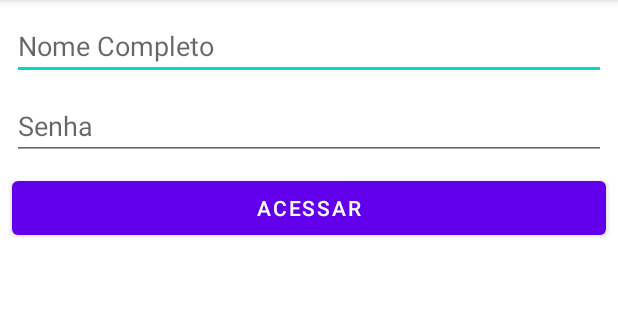
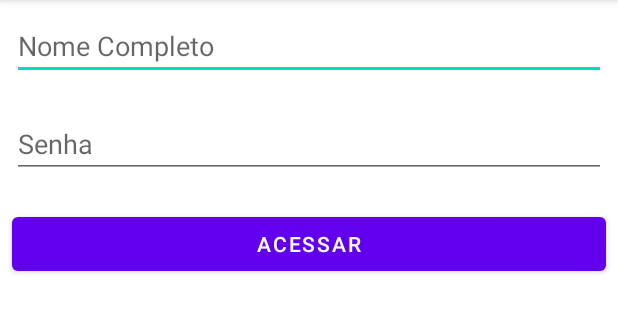
Before and after one commit to PhilippoRodrigues/aulas-android-interface, an Android app: the screen it shows after launch (MainActivity), on a phone screen of 412 x 824 dp, the part 84-417 px from its top. Run offline under Robolectric (Android 15) with nearby library versions, the phone set to English and light mode, and no system bars.

Commit message:
Trafegando valores de um objeto entre Activities

```diff
--- a/app/src/main/res/layout/activity_main.xml
+++ b/app/src/main/res/layout/activity_main.xml
@@ -21,15 +21,15 @@
         app:layout_constraintTop_toTopOf="parent" />
 
     <EditText
-        android:id="@+id/editTextTextUsuarioSenha"
+        android:id="@+id/editTextUsuarioSenha"
         android:layout_width="0dp"
         android:layout_height="wrap_content"
         android:layout_marginStart="8dp"
-        android:layout_marginTop="8dp"
+        android:layout_marginTop="20dp"
         android:layout_marginEnd="8dp"
         android:ems="10"
         android:hint="Senha"
-        android:inputType="textPersonName"
+        android:inputType="textPassword"
         app:layout_constraintEnd_toEndOf="parent"
         app:layout_constraintStart_toStartOf="parent"
         app:layout_constraintTop_toBottomOf="@+id/editTextTextUsuarioNome" />
@@ -39,10 +39,12 @@
         android:layout_width="0dp"
         android:layout_height="wrap_content"
         android:layout_marginStart="8dp"
-        android:layout_marginTop="8dp"
+        android:layout_marginTop="20dp"
         android:layout_marginEnd="8dp"
         android:text="Acessar"
         app:layout_constraintEnd_toEndOf="parent"
+        app:layout_constraintHorizontal_bias="1.0"
         app:layout_constraintStart_toStartOf="parent"
-        app:layout_constraintTop_toBottomOf="@+id/editTextTextUsuarioSenha" />
+        app:layout_constraintTop_toBottomOf="@+id/editTextUsuarioSenha" />
+
 </androidx.constraintlayout.widget.ConstraintLayout>
```
Also changed, not shown: app/src/main/java/br/edu/infnet/androidloginsenha/HomeActivity.kt (+6 -2 lines), app/src/main/java/br/edu/infnet/androidloginsenha/MainActivity.kt (+11 -1 lines), app/src/main/java/br/edu/infnet/androidloginsenha/model/Usuario.kt (+8 -2 lines).
